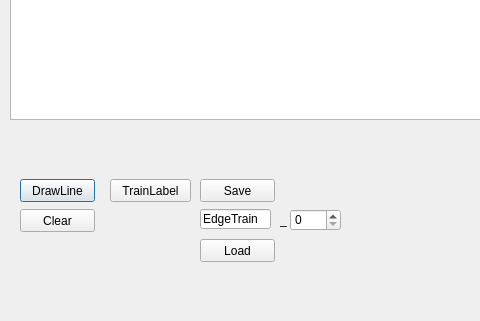
Qt form mainWin.ui (alexjean/MakeData) before a commit; both pictures show x 0 to 480 and y 521 to 842 of the 1243 by 842 pixel window.
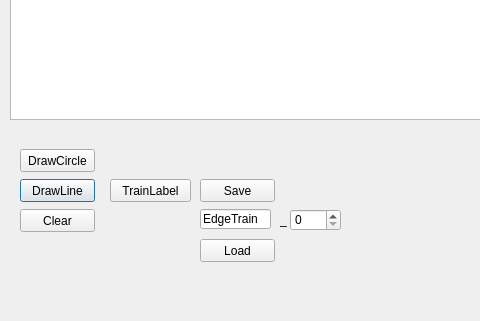
The same form after that commit.

What changed in the file:
```diff
--- a/mainWin.ui
+++ b/mainWin.ui
@@ -157,6 +157,19 @@
     </rect>
    </property>
   </widget>
+  <widget class="QPushButton" name="btnCircle">
+   <property name="geometry">
+    <rect>
+     <x>20</x>
+     <y>670</y>
+     <width>75</width>
+     <height>23</height>
+    </rect>
+   </property>
+   <property name="text">
+    <string>DrawCircle</string>
+   </property>
+  </widget>
   <zorder>view</zorder>
   <zorder>viewLarge</zorder>
   <zorder>btnClear</zorder>
```
Left out of the diff: 18 changed lines with no effect on the pictures.
